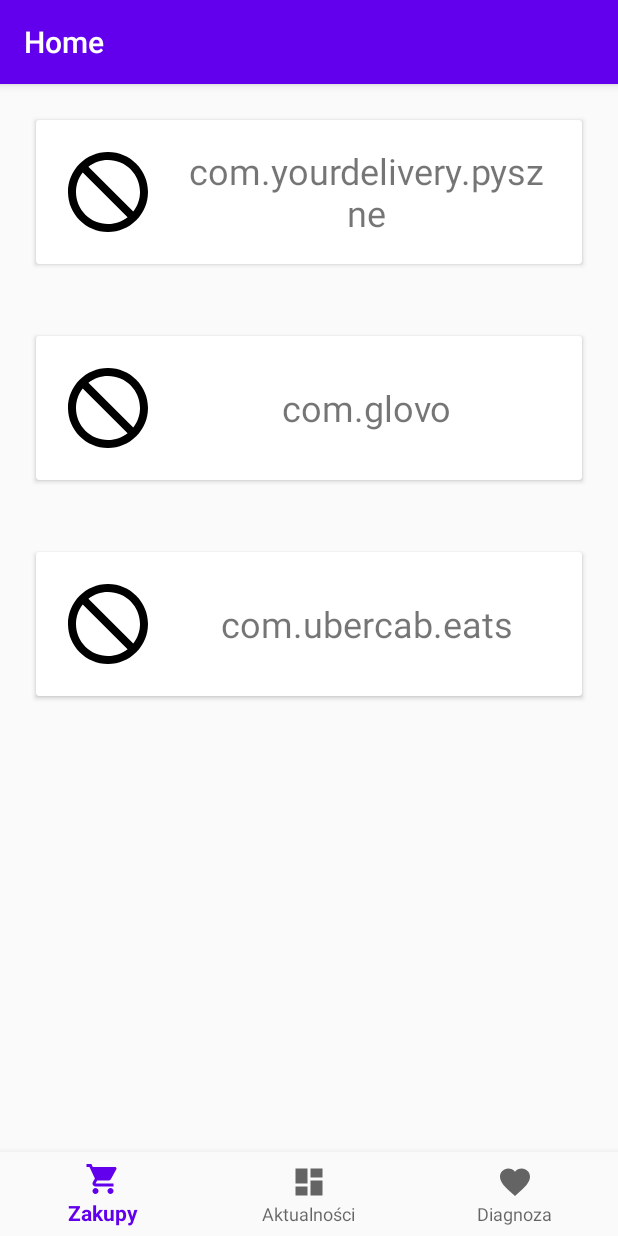
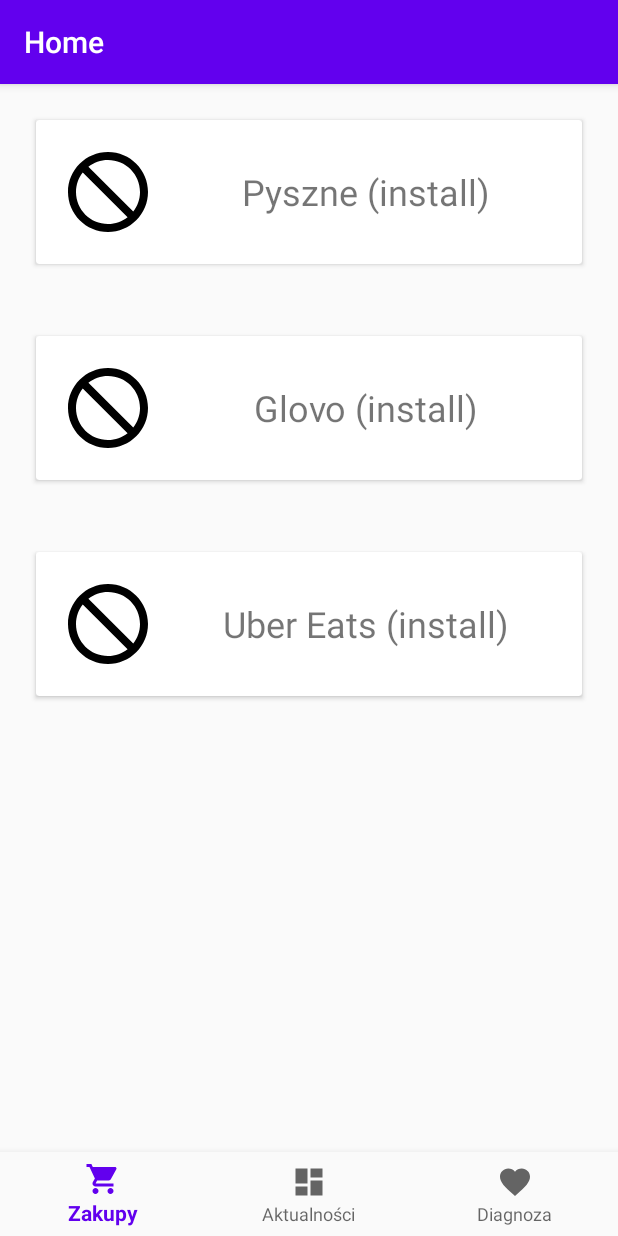
Before and after one commit to SitamMatt/CovidProject, an Android app: the screen it shows after launch (MainActivity), on a phone screen of 412 x 824 dp. Run offline under Robolectric (Android 15) with nearby library versions, the phone set to English and light mode, and no system bars; our stand-ins replace navigation-ui.

Commit message:
AppCard icon size fix

```diff
--- a/app/src/main/java/edu/covidianie/ui/views/AppCard.kt
+++ b/app/src/main/java/edu/covidianie/ui/views/AppCard.kt
@@ -5,7 +5,6 @@ import android.content.Context
 import android.content.Intent
 import android.content.pm.PackageManager
 import android.graphics.Bitmap
-import android.graphics.Canvas
 import android.graphics.drawable.AdaptiveIconDrawable
 import android.net.Uri
 import android.util.AttributeSet
@@ -15,13 +14,18 @@ import android.widget.TextView
 import androidx.cardview.widget.CardView
 import androidx.core.content.ContextCompat.startActivity
 import edu.covidianie.R
+import edu.covidianie.utils.dpToPx
 import edu.covidianie.utils.rasterize
 
 class AppCard : CardView {
+    val ICON_SIZE_PIXELS = 64
+
     private lateinit var textView: TextView
     private lateinit var imageView: ImageView
 
-    private var _iconSize: Int = 256
+    private var alternativeText: String? = null
+
+    private var _iconSize: Int = ICON_SIZE_PIXELS
     var iconSize: Int
         get() = _iconSize
         set(value) {
@@ -60,8 +64,17 @@ class AppCard : CardView {
             attrs, R.styleable.AppCard, defStyle, 0
         )
 
+        alternativeText = attributes.getString(
+            R.styleable.AppCard_alternativeText
+        )
+
         _packageName = attributes.getString(
             R.styleable.AppCard_packageName
+        )
+
+        _iconSize = attributes.getDimensionPixelSize(
+            R.styleable.AppCard_appIconSize,
+            dpToPx(context, ICON_SIZE_PIXELS)
         )
 
         attributes.recycle()
@@ -79,21 +92,23 @@ class AppCard : CardView {
                 rasterize(iconDrawable, it, _iconSize)
             }
             val name = context.packageManager.getApplicationLabel(info)
-            val launchIntent = context.packageManager.getLaunchIntentForPackage(packageName) ?: return
+            val launchIntent =
+                context.packageManager.getLaunchIntentForPackage(packageName) ?: return
 
             textView.text = name
             imageView.setImageBitmap(icon)
-            setOnClickListener{ startActivity(context, launchIntent, null) }
+            setOnClickListener { startActivity(context, launchIntent, null) }
 
-        }catch (ex: PackageManager.NameNotFoundException){
-            val notFoundDrawable = resources.getDrawable(R.drawable.ic_baseline_not_interested_64, null)
+        } catch (ex: PackageManager.NameNotFoundException) {
+            val notFoundDrawable =
+                resources.getDrawable(R.drawable.ic_baseline_not_interested_64, null)
             imageView.setImageDrawable(notFoundDrawable)
-            textView.text = "$packageName"
+            textView.text = alternativeText ?: packageName
             val launchIntent = Intent(
                 Intent.ACTION_VIEW,
                 Uri.parse("https://play.google.com/store/apps/details?id=$packageName")
             )
-            setOnClickListener{ startActivity(context, launchIntent, null)}
+            setOnClickListener { startActivity(context, launchIntent, null) }
         }
 
     }
--- a/app/src/main/java/edu/covidianie/utils/Tools.kt
+++ b/app/src/main/java/edu/covidianie/utils/Tools.kt
@@ -1,8 +1,8 @@
 package edu.covidianie.utils
 
+import android.content.Context
 import android.graphics.Bitmap
 import android.graphics.Canvas
-import android.graphics.drawable.BitmapDrawable
 import android.graphics.drawable.Drawable
 
 fun rasterize(drawable: Drawable, bitmap: Bitmap, size: Int) {
@@ -11,3 +11,7 @@ fun rasterize(drawable: Drawable, bitmap: Bitmap, size: Int) {
     canvas.setBitmap(bitmap)
     drawable.draw(canvas)
 }
+
+fun dpToPx(context: Context, dp: Int): Int {
+    return (dp * context.resources.displayMetrics.density).toInt()
+}
--- a/app/src/main/res/layout/fragment_delivery_apps.xml
+++ b/app/src/main/res/layout/fragment_delivery_apps.xml
@@ -10,16 +10,22 @@
     <edu.covidianie.ui.views.AppCard
         android:layout_width="match_parent"
         android:layout_margin="24dp"
+        app:appIconSize="64dp"
+        app:alternativeText="Pyszne (install)"
         app:packageName="com.yourdelivery.pyszne" />
 
     <edu.covidianie.ui.views.AppCard
         android:layout_width="match_parent"
         android:layout_margin="24dp"
+        app:alternativeText="Glovo (install)"
+        app:appIconSize="64dp"
         app:packageName="com.glovo" />
 
     <edu.covidianie.ui.views.AppCard
         android:layout_width="match_parent"
         android:layout_margin="24dp"
+        app:appIconSize="64dp"
+        app:alternativeText="Uber Eats (install)"
         app:packageName="com.ubercab.eats" />
 
 </GridLayout>
--- a/app/src/main/res/values/attrs_app_card.xml
+++ b/app/src/main/res/values/attrs_app_card.xml
@@ -1,6 +1,7 @@
 <resources>
     <declare-styleable name="AppCard">
         <attr name="packageName" format="string" />
-        <attr name="appIconSize" format="integer" />
+        <attr name="appIconSize" format="dimension" />
+        <attr name="alternativeText" format="string" />
     </declare-styleable>
 </resources>
```
